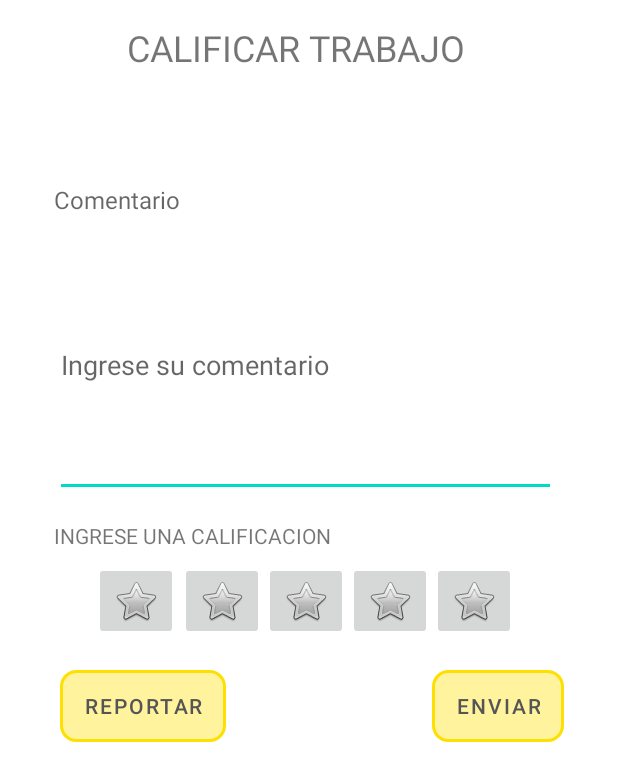
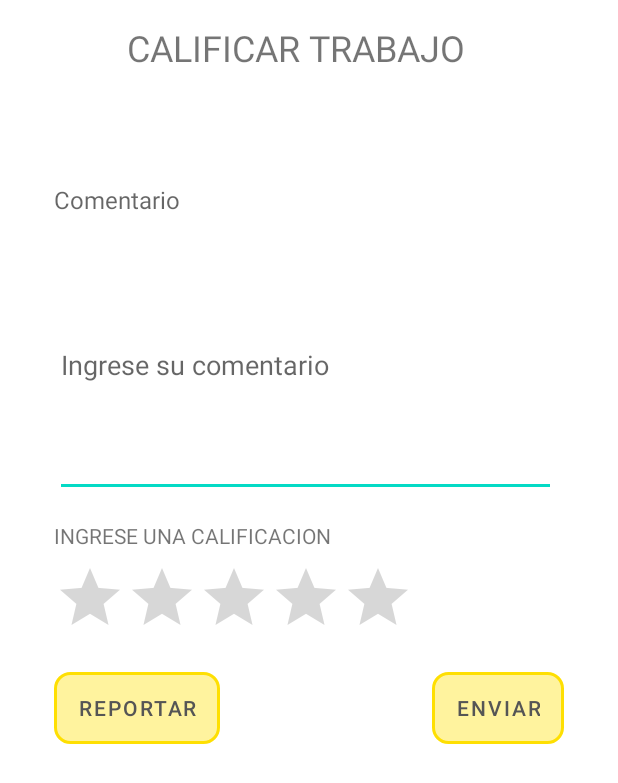
Before and after one commit to ArturoCabb/Banco-de-Tiempo, an Android app: the CalificarActivity screen opened directly, with no data from a screen before it, on a phone screen of 412 x 824 dp. Shown: the top 783 px of the screen. Run offline under Robolectric (Android 15) with nearby library versions, the phone set to English and light mode, and no system bars.

Commit message:
Cambios noche

```diff
--- a/app/src/main/java/com/example/proyecto/CalificarActivity.java
+++ b/app/src/main/java/com/example/proyecto/CalificarActivity.java
@@ -5,6 +5,9 @@ import androidx.appcompat.app.AppCompatActivity;
 import android.content.Intent;
 import android.os.Bundle;
 import android.view.View;
+import android.widget.Button;
+import android.widget.EditText;
+import android.widget.RatingBar;
 import android.widget.TextView;
 
 public class CalificarActivity extends AppCompatActivity {
@@ -22,6 +25,9 @@ public class CalificarActivity extends AppCompatActivity {
     String trabajo;
     String descripcion;
     int estado;
+
+    private EditText comentario;
+    private RatingBar ratingBar;
 
     @Override
     protected void onCreate(Bundle savedInstanceState) {
@@ -48,6 +54,16 @@ public class CalificarActivity extends AppCompatActivity {
 
         TextView calificar = findViewById(R.id.tvActividadaCalificar);
         calificar.setText(trabajo);
+        comentario = findViewById(R.id.edtComentario);
+        ratingBar = findViewById(R.id.ratingBar);
+
+        String miComent = comentario.getText().toString();
+        enviarComentario(miComent);
+
+    }
+
+    private void enviarComentario(String comentario) {
+
     }
 
     public void reportar(View view) {
--- a/app/src/main/java/com/example/proyecto/CursoFragment.java
+++ b/app/src/main/java/com/example/proyecto/CursoFragment.java
@@ -86,7 +86,7 @@ public class CursoFragment extends Fragment {
 
         adapter = new CursoAdapter(listaTrabajos);
 
-        adapter.setOnClickListener(new View.OnClickListener() {
+        /*adapter.setOnClickListener(new View.OnClickListener() {
             @Override
             public void onClick(View view) {
                 Intent intent = new Intent(getActivity(), EjecucionTrabajoActivity.class);
@@ -118,7 +118,7 @@ public class CursoFragment extends Fragment {
                         .getChildAdapterPosition(view)).getEstado());
                 getActivity().startActivity(intent);
             }
-        });
+        });*/
 
         recyclerCurso.setAdapter(adapter);
         return view;
--- a/app/src/main/java/com/example/proyecto/ProfileFragment.java
+++ b/app/src/main/java/com/example/proyecto/ProfileFragment.java
@@ -110,6 +110,9 @@ public class ProfileFragment extends Fragment {
                     String localidadlocal = snapshot.child(user_id).child("ubicacion").getValue().toString();
                     localLocation.setText(localidadlocal);
 
+                    String h = snapshot.child(user_id).child("totalhrs").getValue().toString();
+                    hours.setText(h);
+
                     String horatrabajoinicio = snapshot.child(user_id).child("hrinicio").getValue().toString();
                     workHours.setText(horatrabajoinicio);
 
--- a/app/src/main/java/com/example/proyecto/SignUpActivity.java
+++ b/app/src/main/java/com/example/proyecto/SignUpActivity.java
@@ -206,6 +206,7 @@ public class SignUpActivity extends AppCompatActivity {
                             newPost.put("ubicacion", "Ubicacion de negocio");
                             newPost.put("hrinicio", "Hora Inicio");
                             newPost.put("hrfin", "Hora Final");
+                            newPost.put("totalhrs", 0);
                             newPost.put("urlImageProfile", "https://firebasestorage.googleapis.com/v0/b/tiempo-compartido-df.appspot.com/o/constructor.png?alt=media&token=8ff3ee66-ad40-4853-959e-3170f772ffe7");
                             newPost.put("estado", 0);
                             current_user_db.setValue(newPost);
--- a/app/src/main/res/layout/activity_calificar.xml
+++ b/app/src/main/res/layout/activity_calificar.xml
@@ -62,72 +62,35 @@
         app:layout_constraintStart_toStartOf="parent"
         app:layout_constraintTop_toBottomOf="@+id/edtComentario" />
 
-    <ImageButton
-        android:id="@+id/ibS1"
+    <RatingBar
+        android:id="@+id/ratingBar"
         android:layout_width="wrap_content"
         android:layout_height="wrap_content"
         android:layout_marginTop="8dp"
-        app:layout_constraintEnd_toStartOf="@+id/ibS2"
-        app:layout_constraintHorizontal_bias="0.984"
-        app:layout_constraintStart_toStartOf="parent"
-        app:layout_constraintTop_toBottomOf="@+id/tvIngresarCalificacion"
-        app:srcCompat="@android:drawable/btn_star" />
-
-    <ImageButton
-        android:id="@+id/ibS2"
-        android:layout_width="wrap_content"
-        android:layout_height="wrap_content"
-        app:layout_constraintEnd_toStartOf="@+id/ibS3"
-        app:layout_constraintTop_toTopOf="@+id/ibS1"
-        app:srcCompat="@android:drawable/btn_star" />
-
-    <ImageButton
-        android:id="@+id/ibS3"
-        android:layout_width="wrap_content"
-        android:layout_height="wrap_content"
-        app:layout_constraintEnd_toStartOf="@+id/ibS4"
-        app:layout_constraintTop_toTopOf="@+id/ibS2"
-        app:srcCompat="@android:drawable/btn_star" />
-
-    <ImageButton
-        android:id="@+id/ibS4"
-        android:layout_width="wrap_content"
-        android:layout_height="wrap_content"
-        app:layout_constraintEnd_toStartOf="@+id/ibS5"
-        app:layout_constraintTop_toTopOf="@+id/ibS3"
-        app:srcCompat="@android:drawable/btn_star" />
-
-    <ImageButton
-        android:id="@+id/ibS5"
-        android:layout_width="wrap_content"
-        android:layout_height="wrap_content"
-        android:layout_marginEnd="68dp"
-        app:layout_constraintEnd_toEndOf="parent"
-        app:layout_constraintTop_toTopOf="@+id/ibS4"
-        app:srcCompat="@android:drawable/btn_star" />
+        app:layout_constraintStart_toStartOf="@+id/tvIngresarCalificacion"
+        app:layout_constraintTop_toBottomOf="@+id/tvIngresarCalificacion" />
 
     <Button
         android:id="@+id/btReportar"
         android:layout_width="wrap_content"
         android:layout_height="wrap_content"
-        android:layout_marginStart="40dp"
-        android:layout_marginTop="20dp"
+        android:layout_marginStart="36dp"
+        android:layout_marginTop="16dp"
+        android:background="@drawable/secondary_button"
         android:onClick="reportar"
         android:text="Reportar"
-        android:background="@drawable/secondary_button"
         app:layout_constraintStart_toStartOf="parent"
-        app:layout_constraintTop_toBottomOf="@+id/ibS3" />
+        app:layout_constraintTop_toBottomOf="@+id/ratingBar" />
 
     <Button
         android:id="@+id/btEnviarCalificacion"
         android:layout_width="wrap_content"
         android:layout_height="wrap_content"
-        android:layout_marginTop="20dp"
         android:layout_marginEnd="36dp"
+        android:background="@drawable/secondary_button"
         android:onClick="enviar"
         android:text="Enviar"
-        android:background="@drawable/secondary_button"
         app:layout_constraintEnd_toEndOf="parent"
-        app:layout_constraintTop_toBottomOf="@+id/ibS3" />
+        app:layout_constraintTop_toTopOf="@+id/btReportar" />
 
 </androidx.constraintlayout.widget.ConstraintLayout>
--- a/app/src/main/res/layout/activity_contratacion.xml
+++ b/app/src/main/res/layout/activity_contratacion.xml
@@ -12,6 +12,7 @@
         android:layout_height="wrap_content"
         android:layout_marginTop="16dp"
         android:layout_marginEnd="16dp"
+        android:onClick="continuar"
         app:layout_constraintEnd_toEndOf="parent"
         app:layout_constraintTop_toTopOf="parent"
         app:srcCompat="@android:drawable/ic_menu_close_clear_cancel" />
```
Also changed, not shown: app/src/main/java/com/example/proyecto/ContratacionActivity.java (+14 -0 lines), app/src/main/java/com/example/proyecto/CursoAdapter.java (+24 -13 lines), app/src/main/java/com/example/proyecto/EjecucionTrabajoActivity.java (+8 -2 lines).
